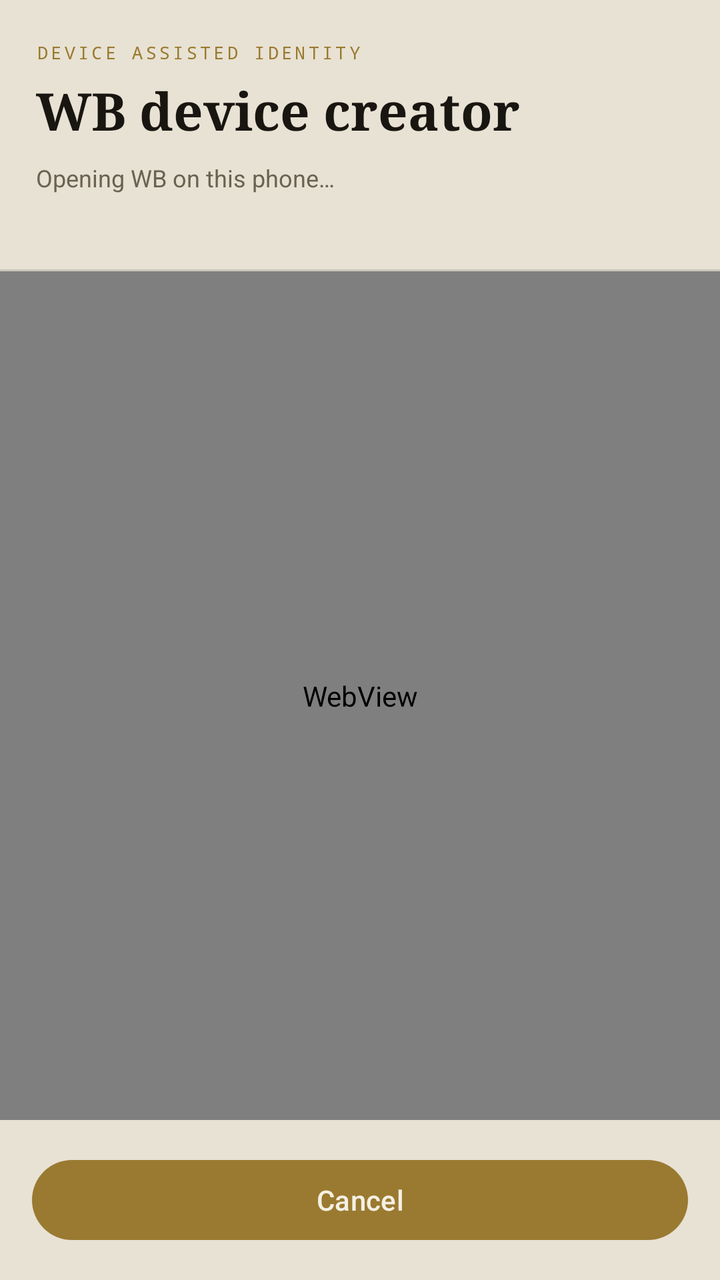
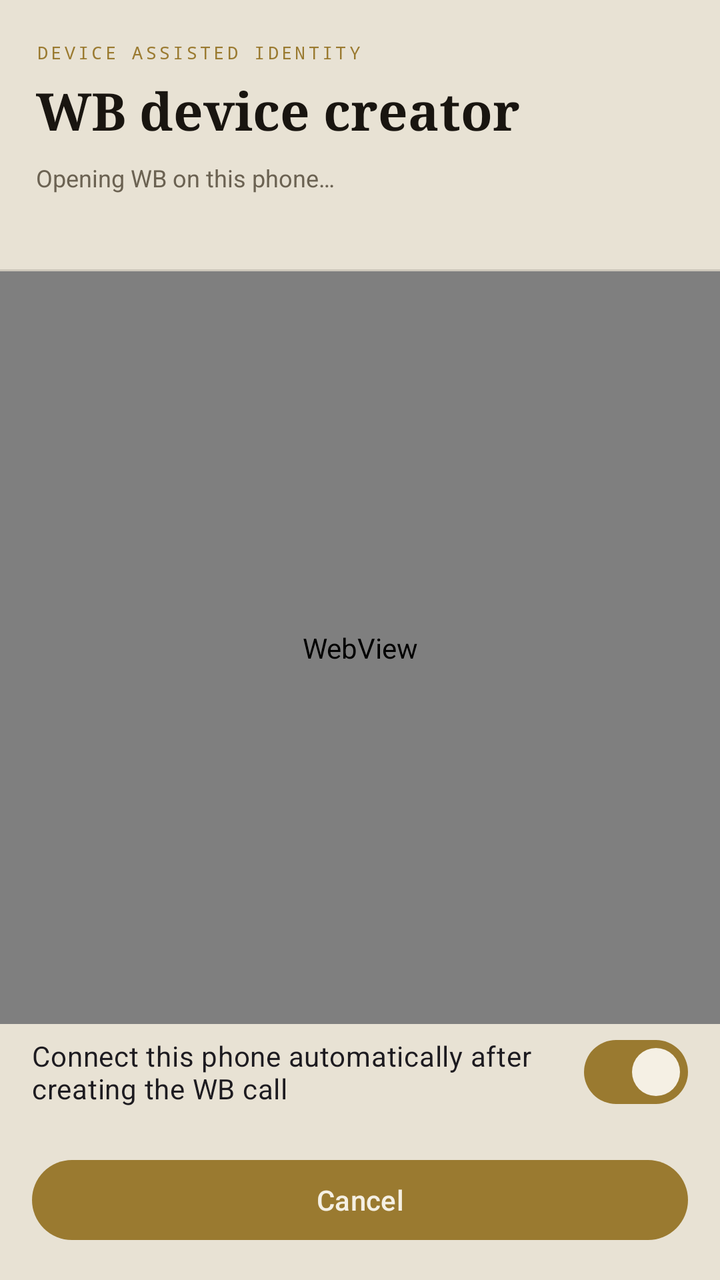

An Android layout rendered at two revisions. The XML below is the earlier revision; the diff shows what the commit changed to produce the second picture.
<!-- AndroidManifest.xml: application theme Theme.WhitelistBypass -->
<!-- res/layout/activity_wb_login.xml -->
<?xml version="1.0" encoding="utf-8"?>
<LinearLayout xmlns:android="http://schemas.android.com/apk/res/android"
    android:layout_width="match_parent"
    android:layout_height="match_parent"
    android:background="@color/surface_bg"
    android:orientation="vertical">

    <LinearLayout
        android:layout_width="match_parent"
        android:layout_height="wrap_content"
        android:orientation="vertical"
        android:paddingHorizontal="18dp"
        android:paddingTop="20dp"
        android:paddingBottom="14dp">

        <TextView
            android:layout_width="wrap_content"
            android:layout_height="wrap_content"
            android:fontFamily="monospace"
            android:letterSpacing="0.16"
            android:text="@string/wb_login_kicker"
            android:textAllCaps="true"
            android:textColor="@color/accent_emerald"
            android:textSize="9sp" />

        <TextView
            android:layout_width="wrap_content"
            android:layout_height="wrap_content"
            android:layout_marginTop="5dp"
            android:fontFamily="serif"
            android:text="@string/wb_login_title"
            android:textColor="@color/ink"
            android:textSize="26sp"
            android:textStyle="bold" />

        <TextView
            android:id="@+id/wbLoginStatus"
            android:layout_width="match_parent"
            android:layout_height="wrap_content"
            android:layout_marginTop="8dp"
            android:text="@string/wb_login_opening"
            android:textColor="@color/ink_2"
            android:textSize="12sp" />

        <TextView
            android:id="@+id/wbLoginDiagnostics"
            android:layout_width="match_parent"
            android:layout_height="wrap_content"
            android:layout_marginTop="10dp"
            android:fontFamily="monospace"
            android:maxLines="7"
            android:textColor="@color/ink_2"
            android:textIsSelectable="true"
            android:textSize="10sp" />
    </LinearLayout>

    <View
        android:layout_width="match_parent"
        android:layout_height="1dp"
        android:background="@color/hair" />

    <WebView
        android:id="@+id/wbLoginWebView"
        android:layout_width="match_parent"
        android:layout_height="0dp"
        android:layout_weight="1" />

    <LinearLayout
        android:id="@+id/wbInvitePanel"
        android:layout_width="match_parent"
        android:layout_height="wrap_content"
        android:orientation="vertical"
        android:paddingHorizontal="16dp"
        android:paddingTop="10dp"
        android:visibility="gone">

        <EditText
            android:id="@+id/wbInviteInput"
            android:layout_width="match_parent"
            android:layout_height="wrap_content"
            android:hint="@string/wb_creator_invite_hint"
            android:inputType="textUri"
            android:maxLines="2" />

        <com.google.android.material.button.MaterialButton
            android:id="@+id/wbInviteSubmit"
            android:layout_width="match_parent"
            android:layout_height="wrap_content"
            android:text="@string/wb_creator_send_invite" />
    </LinearLayout>

    <com.google.android.material.button.MaterialButton
        android:id="@+id/wbLoginClose"
        android:layout_width="match_parent"
        android:layout_height="wrap_content"
        android:layout_margin="16dp"
        android:text="@string/wb_login_cancel" />
</LinearLayout>
<!-- resources referenced by this layout -->
<resources>
  <color name="accent_emerald">#FF9A7A30</color>
  <color name="hair">#22191510</color>
  <color name="ink">#FF191510</color>
  <color name="ink_2">#FF6B6252</color>
  <color name="surface_bg">#FFE8E2D4</color>
  <string name="wb_creator_invite_hint">WB invitation link</string>
  <string name="wb_creator_send_invite">Send invitation to Manager</string>
  <string name="wb_login_cancel">Cancel</string>
  <string name="wb_login_kicker">Device assisted identity</string>
  <string name="wb_login_opening">Opening WB on this phone…</string>
  <string name="wb_login_title">WB device creator</string>
  <style name="Theme.WhitelistBypass" parent="Base.Theme.WhitelistBypass" />
  <style name="Base.Theme.WhitelistBypass" parent="Theme.Material3.DayNight.NoActionBar">
          <item name="colorPrimary">@color/accent_emerald</item>
          <item name="colorOnPrimary">@color/panel_bg</item>
          <item name="colorPrimaryContainer">@color/accent_emerald_soft</item>
          <item name="colorOnPrimaryContainer">@color/accent_emerald</item>
          <item name="colorSecondary">@color/accent_emerald</item>
          <item name="colorOnSecondary">@color/panel_bg</item>
          <item name="colorSecondaryContainer">@color/accent_emerald_soft</item>
          <item name="colorOnSecondaryContainer">@color/accent_emerald</item>
          <item name="colorTertiary">@color/accent_emerald</item>
          <item name="colorOnTertiary">@color/panel_bg</item>
          <item name="colorTertiaryContainer">@color/accent_emerald_soft</item>
          <item name="colorOnTertiaryContainer">@color/accent_emerald</item>
          <item name="android:colorBackground">@color/surface_bg</item>
          <item name="android:windowLightStatusBar">@bool/light_system_bars</item>
          <item name="android:windowLightNavigationBar">@bool/light_system_bars</item>
          <item name="android:statusBarColor">@color/surface_bg</item>
          <item name="android:navigationBarColor">@color/surface_bg</item>
          <item name="colorSurface">@color/panel_bg</item>
          <item name="colorSurfaceVariant">@color/panel_2</item>
          <item name="colorSurfaceContainer">@color/panel_2</item>
          <item name="colorOnSurface">@color/ink</item>
          <item name="colorOnSurfaceVariant">@color/ink_2</item>
          <item name="colorOutline">@color/hair_strong</item>
          <item name="colorOutlineVariant">@color/hair</item>
          <item name="colorError">@color/error_red</item>
          <item name="bottomSheetDialogTheme">@style/ThemeOverlay.WhitelistBypass.BottomSheetDialog</item>
      </style>
  <color name="panel_bg">#FFF5F0E4</color>
  <color name="accent_emerald_soft">#2A9A7A30</color>
  <color name="panel_2">#FFEDE6D6</color>
  <color name="hair_strong">#55191510</color>
  <color name="error_red">#FFA4283F</color>
  <style name="ThemeOverlay.WhitelistBypass.BottomSheetDialog" parent="ThemeOverlay.Material3.BottomSheetDialog">
          <item name="bottomSheetStyle">@style/Widget.WhitelistBypass.BottomSheet</item>
          <item name="android:windowAnimationStyle">@style/Animation.Design.BottomSheetDialog</item>
          <item name="android:windowSoftInputMode">adjustResize</item>
      </style>
  <style name="Widget.WhitelistBypass.BottomSheet" parent="Widget.Material3.BottomSheet.Modal">
          <item name="shapeAppearance">@style/ShapeAppearance.WhitelistBypass.BottomSheet</item>
          <item name="backgroundTint">@color/panel_bg</item>
      </style>
  <style name="ShapeAppearance.WhitelistBypass.BottomSheet" parent="">
          <item name="cornerFamily">cut</item>
          <item name="cornerSizeTopLeft">18dp</item>
          <item name="cornerSizeTopRight">18dp</item>
          <item name="cornerSizeBottomLeft">0dp</item>
          <item name="cornerSizeBottomRight">0dp</item>
      </style>
</resources>

<!-- the commit's change to res/layout/activity_wb_login.xml (unified diff, before → after) -->
@@ -65,6 +65,14 @@
         android:layout_height="0dp"
         android:layout_weight="1" />
 
+    <com.google.android.material.materialswitch.MaterialSwitch
+        android:id="@+id/wbAutoConnect"
+        android:layout_width="match_parent"
+        android:layout_height="wrap_content"
+        android:layout_marginHorizontal="16dp"
+        android:checked="true"
+        android:text="@string/wb_creator_auto_connect" />
+
     <LinearLayout
         android:id="@+id/wbInvitePanel"
         android:layout_width="match_parent"
<!-- resource entries referenced after the edit -->
@@ -5,6 +5,7 @@
   <color name="ink">#FF191510</color>
   <color name="ink_2">#FF6B6252</color>
   <color name="surface_bg">#FFE8E2D4</color>
+  <string name="wb_creator_auto_connect">Connect this phone automatically after creating the WB call</string>
   <string name="wb_creator_invite_hint">WB invitation link</string>
   <string name="wb_creator_send_invite">Send invitation to Manager</string>
   <string name="wb_login_cancel">Cancel</string>
